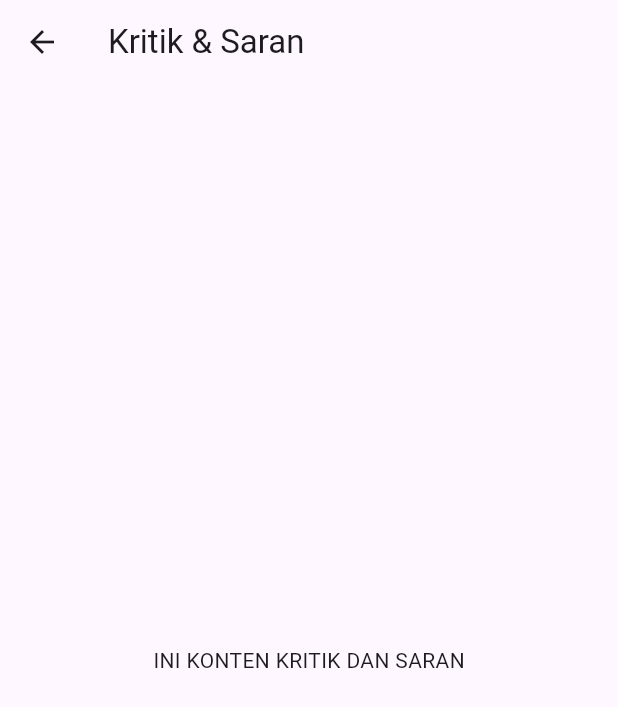
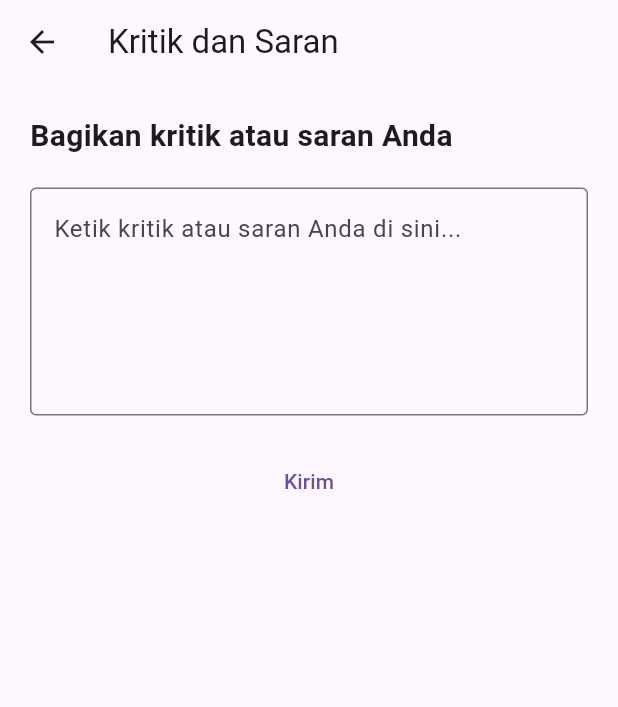
Before and after one commit to otto12os/ProjectUTS, a Flutter app: the FeedbackPage screen opened directly, on a phone screen of 412 x 824 dp. Shown: the top 707 px of the screen. Run offline on Flutter 3.47's test engine with Material 3 defaults, Android fonts, the phone set to English and light mode, and no system bars; our stand-ins replace google_fonts.

Commit message:
add Feedback page

```diff
--- /dev/null
+++ b/lib/screens/feedback_page.dart
@@ -0,0 +1,97 @@
+import 'package:flutter/material.dart';
+
+class FeedbackPage extends StatefulWidget {
+  @override
+  _FeedbackPageState createState() => _FeedbackPageState();
+}
+
+class _FeedbackPageState extends State<FeedbackPage> {
+  String _feedback = '';
+
+  void _submitFeedback() {
+    // Di sini Anda dapat menambahkan kode untuk mengirimkan umpan balik ke server atau melakukan tindakan lainnya.
+    // Misalnya, mengirim email ke admin aplikasi.
+    print('Feedback: $_feedback');
+    // Menampilkan pesan bahwa umpan balik telah dikirim
+    showDialog(
+      context: context,
+      builder: (BuildContext context) {
+        return AlertDialog(
+          title: Text("Terima kasih!"),
+          content: Text("Kritik dan saran Anda telah diterima."),
+          actions: [
+            TextButton(
+              onPressed: () {
+                Navigator.of(context).pop();
+              },
+              child: Text("Tutup"),
+            ),
+          ],
+        );
+      },
+    );
+  }
+
+  @override
+  Widget build(BuildContext context) {
+    return Scaffold(
+      appBar: AppBar(
+        title: Text('Kritik dan Saran'),
+      ),
+      body: Padding(
+        padding: const EdgeInsets.all(20.0),
+        child: Column(
+          crossAxisAlignment: CrossAxisAlignment.stretch,
+          children: <Widget>[
+            Text(
+              'Bagikan kritik atau saran Anda',
+              style: TextStyle(fontSize: 20.0, fontWeight: FontWeight.bold),
+            ),
+            SizedBox(height: 20.0),
+            TextField(
+              maxLines: 5,
+              decoration: InputDecoration(
+                hintText: 'Ketik kritik atau saran Anda di sini...',
+                border: OutlineInputBorder(),
+              ),
+              onChanged: (value) {
+                setState(() {
+                  _feedback = value;
+                });
+              },
+            ),
+            SizedBox(height: 20.0),
+            TextButton(
+              onPressed: () {
+                if (_feedback.isNotEmpty) {
+                  _submitFeedback();
+                } else {
+                  // Menampilkan pesan kesalahan jika pengguna tidak memasukkan umpan balik
+                  showDialog(
+                    context: context,
+                    builder: (BuildContext context) {
+                      return AlertDialog(
+                        title: Text("Error"),
+                        content:
+                            Text("Silakan masukkan kritik atau saran Anda."),
+                        actions: [
+                          TextButton(
+                            onPressed: () {
+                              Navigator.of(context).pop();
+                            },
+                            child: Text("OK"),
+                          ),
+                        ],
+                      );
+                    },
+                  );
+                }
+              },
+              child: Text('Kirim'),
+            ),
+          ],
+        ),
+      ),
+    );
+  }
+}
--- a/lib/screens/home_screen.dart
+++ b/lib/screens/home_screen.dart
@@ -4,6 +4,7 @@ import 'package:projectuts/widgets/profile_container_widget.dart';
 import 'package:projectuts/screens/transit_page.dart';
 import 'package:projectuts/screens/route_page.dart';
 import 'package:projectuts/screens/faq_page.dart';
+import 'package:projectuts/screens/feedback_page.dart';
 
 class HomePage extends StatefulWidget {
   const HomePage({super.key});
@@ -278,36 +279,6 @@ class _HomePageState extends State<HomePage> {
   }
 }
 
-// class RoutePage extends StatelessWidget {
-//   @override
-//   Widget build(BuildContext context) {
-//     return Scaffold(
-//       appBar: AppBar(title: Text('Rute Transportasi')),
-//       body: Center(child: Text('Content for Rute Transportasi')),
-//     );
-//   }
-// }
-
-// class FaqPage extends StatelessWidget {
-//   @override
-//   Widget build(BuildContext context) {
-//     return Scaffold(
-//       appBar: AppBar(title: Text('FAQ')),
-//       body: Center(child: Text('INI KONTEN FAQ')),
-//     );
-//   }
-// }
-
-class FeedbackPage extends StatelessWidget {
-  @override
-  Widget build(BuildContext context) {
-    return Scaffold(
-      appBar: AppBar(title: Text('Kritik & Saran')),
-      body: Center(child: Text('INI KONTEN KRITIK DAN SARAN')),
-    );
-  }
-}
-
 class CallCenterPage extends StatelessWidget {
   @override
   Widget build(BuildContext context) {
```
